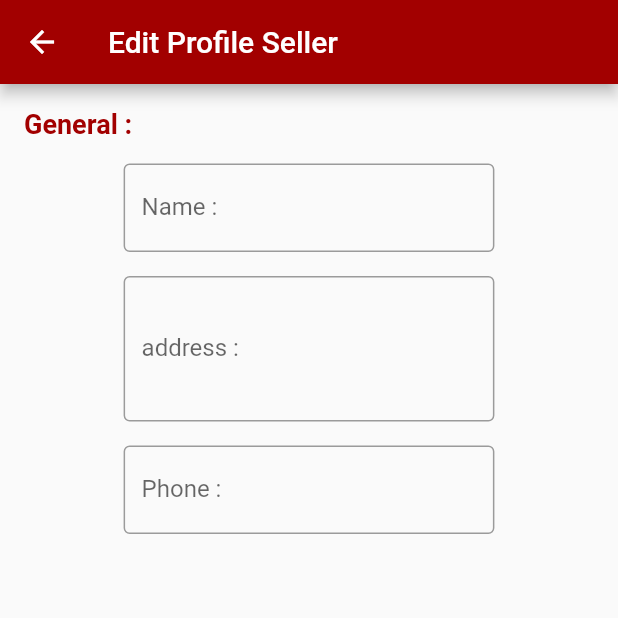
After one commit to tanutsorn2522/shops1, a Flutter app: the EditProfileSeller screen opened by its route, on a phone screen of 412 x 824 dp, the top half of it. The commit adds this screen. Run offline on Flutter 3.47's test engine with Material 2 defaults, Android fonts, the phone set to English and light mode, and no system bars; our stand-ins replace cached_network_image, dio, geolocator, google_maps_flutter, image_picker, shared_preferences; accounts and stored records are empty.

Commit message:
Update Edit Profile

```diff
--- a/lib/body/show_manage_seller.dart
+++ b/lib/body/show_manage_seller.dart
@@ -27,6 +27,12 @@ class _ShowManageSellerState extends State<ShowManageSeller> {
   @override
   Widget build(BuildContext context) {
     return Scaffold(
+      floatingActionButton: FloatingActionButton(
+        backgroundColor: MyConstant.primary,
+        child: Icon(Icons.edit),
+        onPressed: () =>
+            Navigator.pushNamed(context, MyConstant.routeEditProfileSeller),
+      ),
       body: LayoutBuilder(
         builder: (context, constraints) => Padding(
           padding: const EdgeInsets.all(8.0),
--- a/lib/main.dart
+++ b/lib/main.dart
@@ -4,6 +4,7 @@ import 'package:shops/states/add_product.dart';
 import 'package:shops/states/authen.dart';
 import 'package:shops/states/buyer_service.dart';
 import 'package:shops/states/create.account.dart';
+import 'package:shops/states/edit_profile_seller.dart';
 import 'package:shops/states/rider_service.dart';
 import 'package:shops/states/seller_service.dart';
 import 'package:shops/utility/my_constant.dart';
@@ -15,6 +16,7 @@ final Map<String, WidgetBuilder> map = {
   '/sellerService': (BuildContext context) => SellerService(),
   '/riderService': (BuildContext context) => RiderService(),
   '/addProduct': (BuildContext context) => AddProduct(),
+  '/editProficeSeller': (BuildContext context) => EditProfileSeller(),
 };
 
 String? initlalRoute;
--- /dev/null
+++ b/lib/states/edit_profile_seller.dart
@@ -0,0 +1,133 @@
+import 'dart:convert';
+
+import 'package:dio/dio.dart';
+import 'package:flutter/material.dart';
+import 'package:shared_preferences/shared_preferences.dart';
+import 'package:shops/models/user_model.dart';
+import 'package:shops/utility/my_constant.dart';
+import 'package:shops/widgets/show_title.dart';
+
+class EditProfileSeller extends StatefulWidget {
+  const EditProfileSeller({Key? key}) : super(key: key);
+
+  @override
+  _EditProfileSellerState createState() => _EditProfileSellerState();
+}
+
+class _EditProfileSellerState extends State<EditProfileSeller> {
+  UserModel? userModel;
+  TextEditingController nameController = TextEditingController();
+  TextEditingController addressController = TextEditingController();
+  TextEditingController phoneController = TextEditingController();
+
+  @override
+  void initState() {
+    // TODO: implement initState
+    super.initState();
+    findUser();
+  }
+
+  Future<Null> findUser() async {
+    SharedPreferences preferences = await SharedPreferences.getInstance();
+    String user = preferences.getString('user')!;
+
+    String apiGetUser =
+        '${MyConstant.domain}/shops/getUserWhereUser.php?isAdd=true&user=$user';
+    await Dio().get(apiGetUser).then((value) {
+      print('## value from API ==>> $value');
+      for (var item in json.decode(value.data)) {
+        setState(() {
+          userModel = UserModel.fromMap(item);
+          nameController.text = userModel!.name;
+          addressController.text = userModel!.address;
+          phoneController.text = userModel!.phone;
+        });
+      }
+    });
+  }
+
+  @override
+  Widget build(BuildContext context) {
+    return Scaffold(
+      appBar: AppBar(
+        title: Text('Edit Profile Seller'),
+      ),
+      body: LayoutBuilder(
+        builder: (context, constraints) => ListView(
+          padding: EdgeInsets.all(16),
+          children: [
+            buildTitle('General :'),
+            buildName(constraints),
+            buildAddress(constraints),
+            buildPhone(constraints),
+          ],
+        ),
+      ),
+    );
+  }
+
+  Row buildName(BoxConstraints constraints) {
+    return Row(
+      mainAxisAlignment: MainAxisAlignment.center,
+      children: [
+        Container(
+          margin: EdgeInsets.only(top: 16),
+          width: constraints.maxWidth * 0.6,
+          child: TextFormField(
+            controller: nameController,
+            decoration: InputDecoration(
+              labelText: 'Name :',
+              border: OutlineInputBorder(),
+            ),
+          ),
+        ),
+      ],
+    );
+  }
+
+  Row buildAddress(BoxConstraints constraints) {
+    return Row(
+      mainAxisAlignment: MainAxisAlignment.center,
+      children: [
+        Container(
+          margin: EdgeInsets.only(top: 16),
+          width: constraints.maxWidth * 0.6,
+          child: TextFormField(
+            maxLines: 3,
+            controller: addressController,
+            decoration: InputDecoration(
+              labelText: 'address :',
+              border: OutlineInputBorder(),
+            ),
+          ),
+        ),
+      ],
+    );
+  }
+
+  Row buildPhone(BoxConstraints constraints) {
+    return Row(
+      mainAxisAlignment: MainAxisAlignment.center,
+      children: [
+        Container(
+          margin: EdgeInsets.only(top: 16),
+          width: constraints.maxWidth * 0.6,
+          child: TextFormField(
+            controller: phoneController,
+            decoration: InputDecoration(
+              labelText: 'Phone :',
+              border: OutlineInputBorder(),
+            ),
+          ),
+        ),
+      ],
+    );
+  }
+
+  ShowTitle buildTitle(String title) {
+    return ShowTitle(
+      title: title,
+      textStyle: MyConstant().h2Style(),
+    );
+  }
+}
--- a/lib/utility/my_constant.dart
+++ b/lib/utility/my_constant.dart
@@ -3,7 +3,7 @@ import 'package:flutter/material.dart';
 class MyConstant {
   // Genernal
   static String appName = 'CHANYONT';
-  static String domain = 'https://f525-49-49-73-66.ngrok.io';
+  static String domain = 'https://70e0-49-49-73-66.ngrok.io';
 
   // Route
   static String routeAuthen = '/authen';
@@ -12,6 +12,7 @@ class MyConstant {
   static String routeSellerService = '/sellerService';
   static String routeRiderService = '/riderService';
   static String routeAddProduce = '/addProduct';
+  static String routeEditProfileSeller = '/editProficeSeller';
 
   // Image
   static String image0 = 'images/chanyontlogo.png';
```
